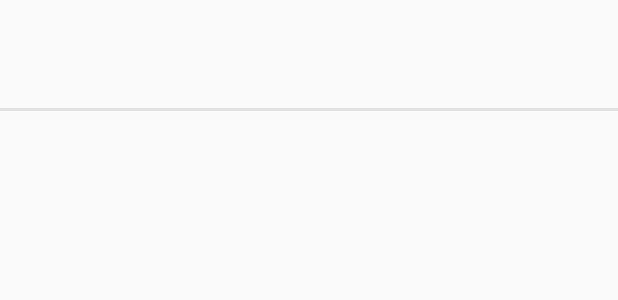
After one commit to alecmedina24/Capstone-Project, an Android app: the layout weight_fragment_item.xml on its own in the app's theme, with its tools: preview values and no code run, on a phone screen of 412 x 824 dp. The commit adds this screen. Shown: the top 300 px of the screen. Run offline under Robolectric (Android 15) with nearby library versions, the light colour scheme and no system bars.

Commit message:
Feat: -WeightFragment now included (incomplete) but is in view pager -Database for weights and times has been created to be used by the WeightFragment -Empty adapter and model for the WeightFragment has been added

```diff
--- a/app/src/main/AndroidManifest.xml
+++ b/app/src/main/AndroidManifest.xml
@@ -20,7 +20,7 @@
 
         <provider
             android:authorities="com.xphonesoftware.capstoneproject"
-            android:name=".data.ExerciseProvider"
+            android:name=".data.DataProvider"
             android:exported="true" />
 
         <receiver android:name="com.xphonesoftware.capstoneproject.Widget.ExerciseWidgetProvider">
--- a/app/src/main/java/com/xphonesoftware/capstoneproject/MyDayScreen/MyDayFragment.java
+++ b/app/src/main/java/com/xphonesoftware/capstoneproject/MyDayScreen/MyDayFragment.java
@@ -52,7 +52,7 @@ public class MyDayFragment extends Fragment implements DataLoader.MyDayModelCall
     public View onCreateView(LayoutInflater inflater, ViewGroup container,
                              Bundle savedInstanceState) {
         super.onCreate(savedInstanceState);
-        ViewGroup rootView = (ViewGroup) inflater.inflate(R.layout.my_day_layout, container, false);
+        ViewGroup rootView = (ViewGroup) inflater.inflate(R.layout.my_day_fragment_layout, container, false);
 
         getData();
 
@@ -102,7 +102,6 @@ public class MyDayFragment extends Fragment implements DataLoader.MyDayModelCall
 
     public void getData() {
         DataLoader dataLoader = new DataLoader(getActivity(), this);
-        dataLoader.setMyDayList(exerciseList);
         dataLoader.setAdapterId(1);
         getLoaderManager().initLoader(DataLoader.EXERCISE_LOADER, null, dataLoader);
     }
--- /dev/null
+++ b/app/src/main/res/layout/weight_fragment_item.xml
@@ -0,0 +1,22 @@
+<?xml version="1.0" encoding="utf-8"?>
+<RelativeLayout xmlns:android="http://schemas.android.com/apk/res/android"
+    android:layout_width="match_parent"
+    android:layout_height="wrap_content"
+    android:orientation="vertical">
+
+    <TextView
+        android:id="@+id/weigh_fragment_item"
+        android:layout_width="match_parent"
+        android:layout_height="wrap_content"
+        android:minHeight="72dp"
+        android:gravity="center_vertical" />
+
+    <ImageView
+        android:id="@+id/weight_fragment_item_divider"
+        android:layout_width="match_parent"
+        android:layout_height="2dp"
+        android:background="@android:color/black"
+        android:alpha="0.1"
+        android:layout_below="@id/weigh_fragment_item"/>
+
+</RelativeLayout>
```
Also changed, not shown: app/src/main/java/com/xphonesoftware/capstoneproject/ExerciseScreen/ExerciseFragment.java (+1 -9 lines), app/src/main/java/com/xphonesoftware/capstoneproject/MainActivity.java (+9 -4 lines), app/src/main/java/com/xphonesoftware/capstoneproject/WeightScreen/WeightAdapter.java (added, +7 -0 lines), app/src/main/java/com/xphonesoftware/capstoneproject/WeightScreen/WeightFragment.java (added, +46 -0 lines), app/src/main/java/com/xphonesoftware/capstoneproject/WeightScreen/WeightModel.java (added, +7 -0 lines), app/src/main/java/com/xphonesoftware/capstoneproject/data/DataLoader.java (+0 -17 lines), app/src/main/java/com/xphonesoftware/capstoneproject/data/DataProvider.java (renamed from app/src/main/java/com/xphonesoftware/capstoneproject/data/ExerciseProvider.java, +33 -8 lines), app/src/main/java/com/xphonesoftware/capstoneproject/data/WeightContract.java (added, +29 -0 lines), app/src/main/java/com/xphonesoftware/capstoneproject/data/WeightDBHelper.java (added, +35 -0 lines), app/src/main/res/layout/weight_fragment_layout.xml (added, +23 -0 lines), app/src/main/res/layout/exercises_fragment_layout.xml (renamed from app/src/main/res/layout/exercises_layout.xml), app/src/main/res/layout/my_day_fragment_layout.xml (renamed from app/src/main/res/layout/my_day_layout.xml).
